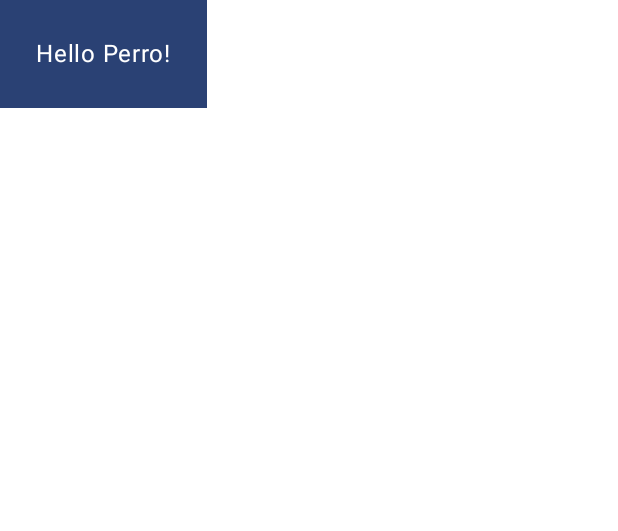
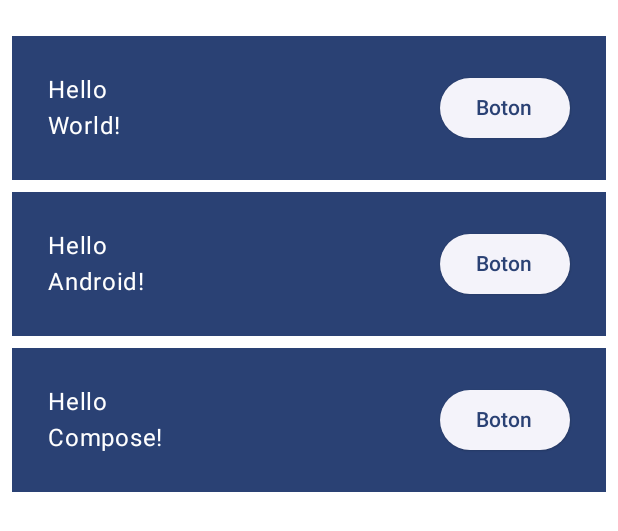
Before and after one commit to profe-givox/TI2A-PROGR-MOVILI-AD2024, an Android app built with Jetpack Compose: the @Preview function GreetingPreview, on a phone screen of 412 x 824 dp. Shown: the top 531 px of the screen. Run offline under Robolectric (Android 15) with nearby library versions, the phone set to English and light mode, and no system bars.

Commit message:
Se agregaron Columns, ROws

```diff
--- a/MiHolaMundo/app/src/main/java/net/ivanvega/miholamundo/MainActivity.kt
+++ b/MiHolaMundo/app/src/main/java/net/ivanvega/miholamundo/MainActivity.kt
@@ -4,14 +4,20 @@ import android.os.Bundle
 import androidx.activity.ComponentActivity
 import androidx.activity.compose.setContent
 import androidx.activity.enableEdgeToEdge
+import androidx.compose.foundation.layout.Column
+import androidx.compose.foundation.layout.Row
 import androidx.compose.foundation.layout.fillMaxSize
+import androidx.compose.foundation.layout.fillMaxWidth
 import androidx.compose.foundation.layout.padding
+import androidx.compose.material3.Button
+import androidx.compose.material3.ElevatedButton
 import androidx.compose.material3.MaterialTheme
 import androidx.compose.material3.Scaffold
 import androidx.compose.material3.Surface
 import androidx.compose.material3.Text
 import androidx.compose.runtime.Composable
 import androidx.compose.ui.Modifier
+import androidx.compose.ui.focus.focusModifier
 import androidx.compose.ui.tooling.preview.Preview
 import androidx.compose.ui.unit.dp
 import net.ivanvega.miholamundo.ui.theme.MiHolaMundoTheme
@@ -29,24 +35,50 @@ class MainActivity : ComponentActivity() {
 }
 @Composable
 fun Greeting(name: String, modifier: Modifier = Modifier) {
-    Surface (color = MaterialTheme.colorScheme.primary ) {
-        Text(
-            text = "Hello $name!",
-            modifier = modifier.padding(24.dp)
-        )
+    Surface (color = MaterialTheme.colorScheme.primary
+        , modifier = modifier.padding(vertical = 4.dp, horizontal = 8.dp)
+    ) {
+        Row (modifier = Modifier
+            .padding(24.dp)) {
+            Column (
+                modifier = Modifier.weight(1f)
+            ) {
+
+                Text(
+                    text = "Hello ",
+
+                    )
+                Text(
+                    text = "$name!",
+                )
+            }
+            ElevatedButton(onClick = { /*TODO*/ }) {
+                Text(text = "Boton")
+            }
+        }
+
+
     }
 }
 @Composable
-fun MyApp(modifier: Modifier = Modifier){
-    Surface(modifier=modifier,
+fun MyApp(modifier: Modifier = Modifier,
+          names: List<String> = listOf("World", "Android", "Compose")
+){
+    /*Surface(modifier=modifier,
         color = MaterialTheme.colorScheme.background) {
         Greeting(name = "PerroNegro")
+    }*/
+    Column (modifier = modifier.padding(vertical = 20.dp)) {
+       for(name in names){
+           Greeting(name = name)
+       }
     }
 }
 @Preview(showBackground = true)
 @Composable
 fun GreetingPreview() {
     MiHolaMundoTheme {
-        Greeting("Perro")
+        //Greeting("Perro")
+        MyApp()
     }
 }
```
